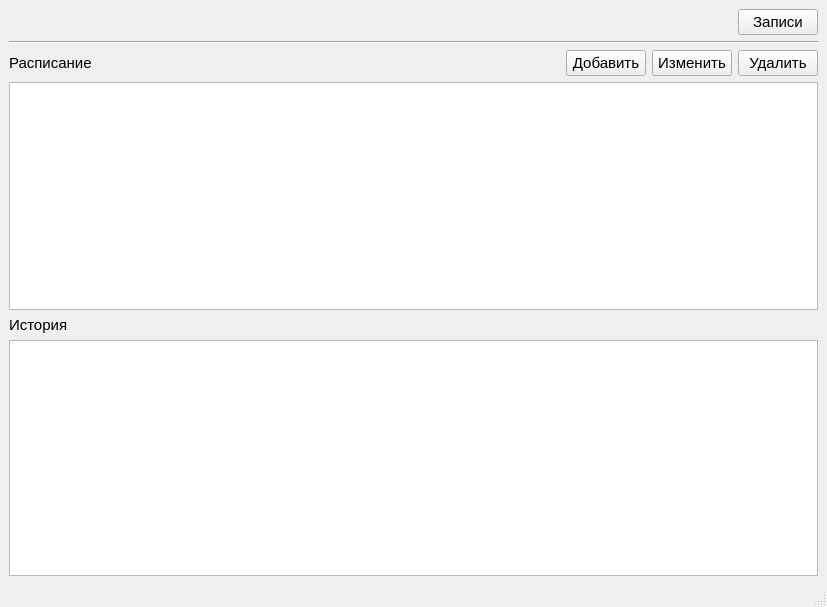
Before: the Qt Designer form ui/v1/main_window.ui in mcsltd/mcs-inRat-planner, drawn with Qt 5.
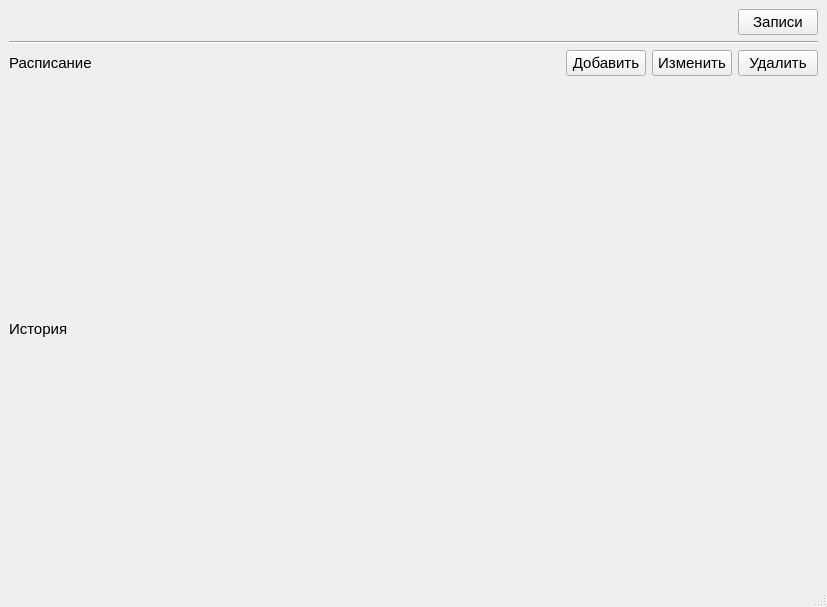
After: the same form once the commit is applied.

Commit message: ui(v1): delete qtableview from ui, create class generic table, create constants file

The edit to the form file:
```diff
--- a/ui/v1/main_window.ui
+++ b/ui/v1/main_window.ui
@@ -35,19 +35,6 @@
         </property>
        </widget>
       </item>
-      <item>
-       <widget class="QTableView" name="tableViewHistory">
-        <property name="enabled">
-         <bool>true</bool>
-        </property>
-        <property name="font">
-         <font>
-          <family>Arial</family>
-          <pointsize>10</pointsize>
-         </font>
-        </property>
-       </widget>
-      </item>
      </layout>
     </item>
     <item row="2" column="0">
@@ -127,16 +114,6 @@
         </item>
        </layout>
       </item>
-      <item>
-       <widget class="QTableView" name="tableViewSchedule">
-        <property name="font">
-         <font>
-          <family>Arial</family>
-          <pointsize>10</pointsize>
-         </font>
-        </property>
-       </widget>
-      </item>
      </layout>
     </item>
     <item row="0" column="0">
```
Left out of the diff: 6 changed lines with no effect on the pictures. The commit also changes 5 other files.
